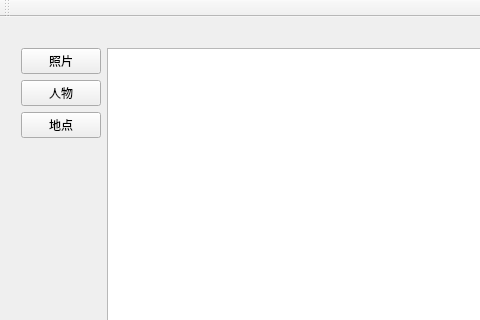
Before: the Qt Designer form mainwindow.ui in Bijingshuai/Photopp, drawn with Qt 5; both pictures show x 0 to 480 and y 0 to 320 of the 575 by 463 pixel window.
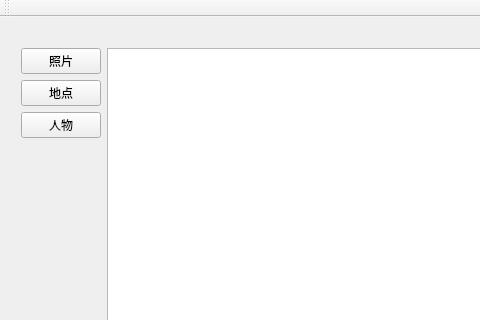
After: the same form once the commit is applied. Icons and pictures are not drawn.

```diff
--- a/mainwindow.ui
+++ b/mainwindow.ui
@@ -14,7 +14,7 @@
    <string>MainWindow</string>
   </property>
   <widget class="QWidget" name="centralWidget">
-   <widget class="QWidget" name="">
+   <widget class="QWidget" name="layoutWidget">
     <property name="geometry">
      <rect>
       <x>10</x>
@@ -38,17 +38,17 @@
          <item>
           <widget class="QPushButton" name="pushButton_2">
            <property name="text">
-            <string>人物</string>
-           </property>
-          </widget>
-         </item>
-         <item>
-          <widget class="QPushButton" name="pushButton_3">
-           <property name="text">
             <string>地点</string>
            </property>
           </widget>
          </item>
+         <item>
+          <widget class="QPushButton" name="pushButton_3">
+           <property name="text">
+            <string>人物</string>
+           </property>
+          </widget>
+         </item>
          <item>
           <spacer name="verticalSpacer">
            <property name="orientation">
```
